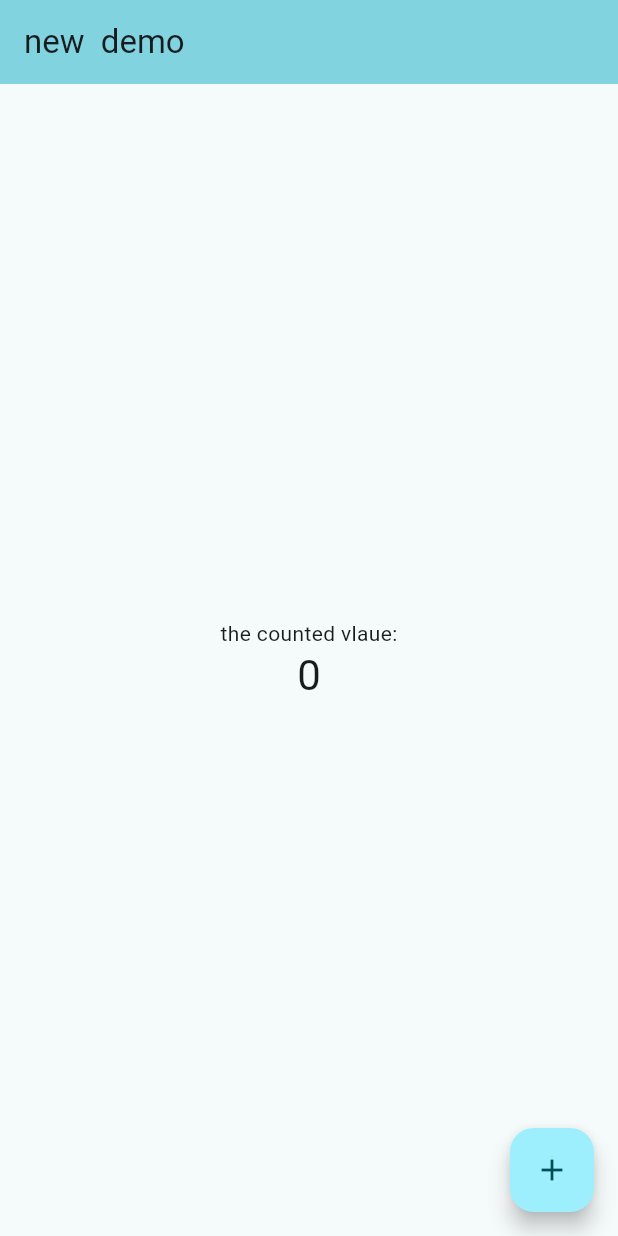
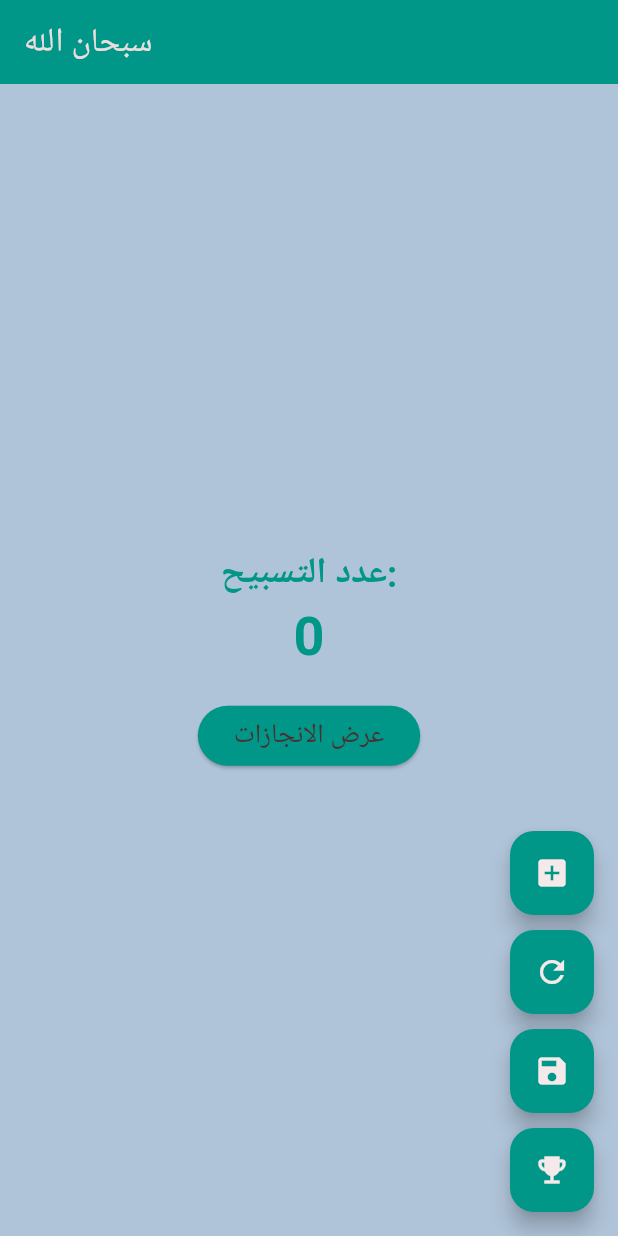
Before and after one commit to mstafahasan/flutter_project_tasbee7_first, a Flutter app: the screen it shows after launch, on a phone screen of 412 x 824 dp. Run offline on Flutter 3.47's test engine with Material 3 defaults, Android fonts, the phone set to English and light mode, and no system bars.

Commit message:
nothing changed

```diff
--- a/lib/main.dart
+++ b/lib/main.dart
@@ -7,46 +7,33 @@ void main() {
 class MyApp extends StatelessWidget {
   const MyApp({super.key});
 
-  // This widget is the root of your application.
   @override
   Widget build(BuildContext context) {
     return MaterialApp(
-      title: 'Flutter Demo',
+      title: 'Flutter Market App',
       theme: ThemeData(
-        // This is the theme of your application.
-        //
-        // TRY THIS: Try running your application with "flutter run". You'll see
-        // the application has a purple toolbar. Then, without quitting the app,
-        // try changing the seedColor in the colorScheme below to Colors.green
-        // and then invoke "hot reload" (save your changes or press the "hot
-        // reload" button in a Flutter-supported IDE, or press "r" if you used
-        // the command line to start the app).
-        //
-        // Notice that the counter didn't reset back to zero; the application
-        // state is not lost during the reload. To reset the state, use hot
-        // restart instead.
-        //
-        // This works for code too, not just values: Most code changes can be
-        // tested with just a hot reload.
-        colorScheme: ColorScheme.fromSeed(seedColor: const Color.fromARGB(137, 11, 11, 11)),
+        colorScheme: ColorScheme.fromSeed(seedColor: Colors.teal),
         useMaterial3: true,
+        appBarTheme: const AppBarTheme(
+          backgroundColor: Colors.teal,
+          foregroundColor: Color.fromARGB(255, 236, 222, 222),
         ),
-      home: const MyHomePage(title: 'new  demo '),
+        floatingActionButtonTheme: const FloatingActionButtonThemeData(
+          backgroundColor: Colors.teal,
+          foregroundColor: Color.fromARGB(255, 245, 233, 233),
+        ),
+        textTheme: const TextTheme(
+          headlineMedium: TextStyle(color: Colors.teal, fontSize: 36, fontWeight: FontWeight.bold),
+          bodyMedium: TextStyle(color: Colors.teal),
+        ),
+      ),
+      home: const MyHomePage(title: 'سبحان الله'),
     );
   }
 }
 
 class MyHomePage extends StatefulWidget {
   const MyHomePage({super.key, required this.title});
-
-  // This widget is the home page of your application. It is stateful, meaning
-  // that it has a State object (defined below) that contains fields that affect
-  // how it looks.
-
-  // This class is the configuration for the state. It holds the values (in this
-  // case the title) provided by the parent (in this case the App widget) and
-  // used by the build method of the State. Fields in a Widget subclass are
-  // always marked "final".
 
   final String title;
 
@@ -56,70 +43,143 @@ class MyHomePage extends StatefulWidget {
 
 class _MyHomePageState extends State<MyHomePage> {
   int _counter = 0;
+  List<int> _achievements = [];
+  bool _showAchievements = false;
 
   void _incrementCounter() {
     setState(() {
-      // This call to setState tells the Flutter framework that something has
-      // changed in this State, which causes it to rerun the build method below
-      // so that the display can reflect the updated values. If we changed
-      // _counter without calling setState(), then the build method would not be
-      // called again, and so nothing would appear to happen.
-      _counter+=5;
+      _counter += 1;
+      if (_counter > 99) {
+        showDialog(
+          context: context,
+          builder: (context) => AlertDialog(
+            content: Text("انتهت التسبيحة الاولي", style: TextStyle(color: Colors.teal)),
+            backgroundColor: Color.fromARGB(255, 247, 247, 247),
+          ),
+        );
+      }
+    });
+  }
+
+  void _resetCounter() {
+    setState(() {
+      _counter = 0;
+    });
+  }
+
+  void _saveNumber() {
+    setState(() {
+      ScaffoldMessenger.of(context).showSnackBar(
+        SnackBar(
+          content: Text("تم حفظ الرقم: $_counter"),
+          backgroundColor: Colors.teal,
+        ),
+      );
+    });
+  }
+
+  void _addAchievement() {
+    setState(() {
+      _achievements.add(_counter);
+      ScaffoldMessenger.of(context).showSnackBar(
+        SnackBar(
+          content: Text("تم إضافة الإنجاز: $_counter"),
+          backgroundColor: Colors.teal,
+        ),
+      );
+    });
+  }
+
+  void _toggleAchievements() {
+    setState(() {
+      _showAchievements = !_showAchievements;
     });
   }
 
   @override
   Widget build(BuildContext context) {
-    // This method is rerun every time setState is called, for instance as done
-    // by the _incrementCounter method above.
-    //
-    // The Flutter framework has been optimized to make rerunning build methods
-    // fast, so that you can just rebuild anything that needs updating rather
-    // than having to individually change instances of widgets.
     return Scaffold(
       appBar: AppBar(
-        // TRY THIS: Try changing the color here to a specific color (to
-        // Colors.amber, perhaps?) and trigger a hot reload to see the AppBar
-        // change color while the other colors stay the same.
-        backgroundColor: Theme.of(context).colorScheme.inversePrimary,
-        // Here we take the value from the MyHomePage object that was created by
-        // the App.build method, and use it to set our appbar title.
         title: Text(widget.title),
       ),
+      backgroundColor: Color.fromARGB(255, 176, 196, 217), // Set the background color
       body: Center(
-        // Center is a layout widget. It takes a single child and positions it
-        // in the middle of the parent.
+        child: SingleChildScrollView(
           child: Column(
-          // Column is also a layout widget. It takes a list of children and
-          // arranges them vertically. By default, it sizes itself to fit its
-          // children horizontally, and tries to be as tall as its parent.
-          //
-          // Column has various properties to control how it sizes itself and
-          // how it positions its children. Here we use mainAxisAlignment to
-          // center the children vertically; the main axis here is the vertical
-          // axis because Columns are vertical (the cross axis would be
-          // horizontal).
-          //
-          // TRY THIS: Invoke "debug painting" (choose the "Toggle Debug Paint"
-          // action in the IDE, or press "p" in the console), to see the
-          // wireframe for each widget.
             mainAxisAlignment: MainAxisAlignment.center,
             children: <Widget>[
               const Text(
-              'the counted vlaue:',
+                'عدد التسبيح:',
+                style: TextStyle(fontSize: 24, fontWeight: FontWeight.bold),
               ),
               Text(
                 '$_counter',
                 style: Theme.of(context).textTheme.headlineMedium,
               ),
+              const SizedBox(height: 20),
+              ElevatedButton(
+                onPressed: _toggleAchievements,
+                child: const Text('عرض الانجازات'),
+                style: ElevatedButton.styleFrom(
+                  foregroundColor: const Color.fromARGB(255, 74, 49, 49),
+                  backgroundColor: Colors.teal,
+                  textStyle: const TextStyle(fontSize: 18),
+                ),
+              ),
+              Visibility(
+                visible: _showAchievements,
+                child: Container(
+                  margin: const EdgeInsets.all(20),
+                  padding: const EdgeInsets.all(10),
+                  decoration: BoxDecoration(
+                    color: Colors.blue[50], // Changed to light blue
+                    borderRadius: BorderRadius.circular(10),
+                  ),
+                  child: Column(
+                    children: _achievements
+                        .asMap()
+                        .entries
+                        .map(
+                          (entry) => ListTile(
+                            title: Text('إنجاز ${entry.key + 1}: ${entry.value} تسبيحات'),
+                          ),
+                        )
+                        .toList(),
+                  ),
+                ),
+              ),
             ],
           ),
         ),
-      floatingActionButton: FloatingActionButton(
+      ),
+      floatingActionButton: Column(
+        mainAxisAlignment: MainAxisAlignment.end,
+        children: <Widget>[
+          FloatingActionButton(
             onPressed: _incrementCounter,
-        tooltip: 'Increment',
-        child: const Icon(Icons.add),
-      ), // This trailing comma makes auto-formatting nicer for build methods.
+            tooltip: 'سبح من هنا',
+            child: const Icon(Icons.add_box),
+          ),
+          const SizedBox(height: 10),
+          FloatingActionButton(
+            onPressed: _resetCounter,
+            tooltip: 'إعادة التعيين',
+            child: const Icon(Icons.refresh),
+          ),
+          const SizedBox(height: 10),
+          FloatingActionButton(
+            onPressed: _saveNumber,
+            tooltip: 'حفظ الرقم',
+            child: const Icon(Icons.save),
+          ),
+          const SizedBox(height: 10),
+          FloatingActionButton(
+            onPressed: _addAchievement,
+            tooltip: 'إضافة إنجاز',
+            child: const Icon(Icons.emoji_events),
+          ),
+        ],
+      ),
     );
   }
 }
```
Also changed, not shown: 20 other files. Lines whose indentation alone changed are shown as unchanged.
